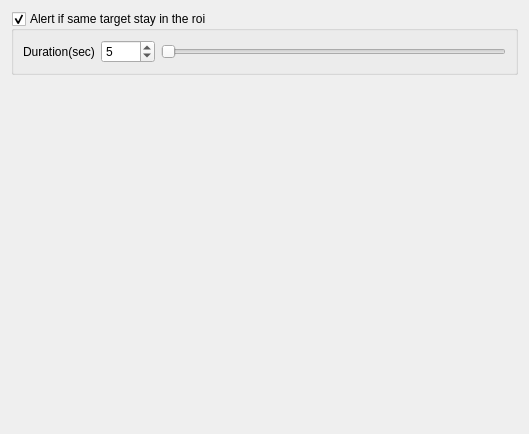
This is generic_cv_tasks/ui/widget_tracker_alert.ui in stereomatchingkiss/show_cases as Qt 5 draws it before an edit. The edited form follows.
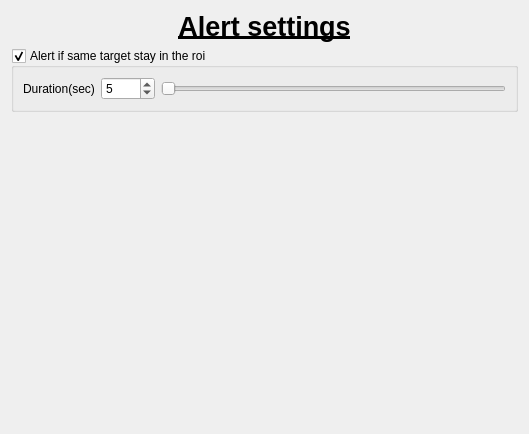
This is the edited form.

The edit to the form file:
```diff
--- a/generic_cv_tasks/ui/widget_tracker_alert.ui
+++ b/generic_cv_tasks/ui/widget_tracker_alert.ui
@@ -14,6 +14,29 @@
    <string>Form</string>
   </property>
   <layout class="QVBoxLayout" name="verticalLayout">
+   <item>
+    <widget class="QLabel" name="labelTitle">
+     <property name="font">
+      <font>
+       <pointsize>20</pointsize>
+       <bold>true</bold>
+       <underline>true</underline>
+      </font>
+     </property>
+     <property name="autoFillBackground">
+      <bool>false</bool>
+     </property>
+     <property name="text">
+      <string>Alert settings</string>
+     </property>
+     <property name="scaledContents">
+      <bool>false</bool>
+     </property>
+     <property name="alignment">
+      <set>Qt::AlignCenter</set>
+     </property>
+    </widget>
+   </item>
    <item>
     <widget class="QGroupBox" name="groupBoxAlertIfStayInRoiDuration">
      <property name="title">
```
